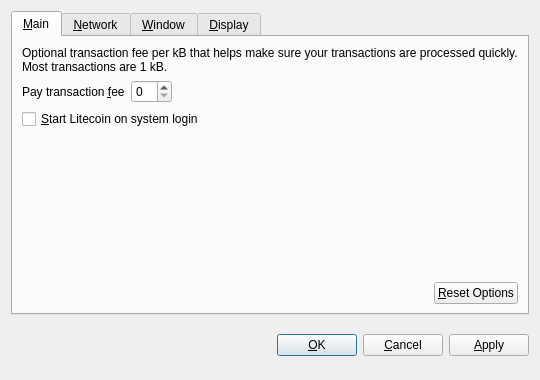
This is src/qt/forms/optionsdialog.ui in FredKSchott/fredcoin as Qt 5 draws it before an edit. The edited form follows.
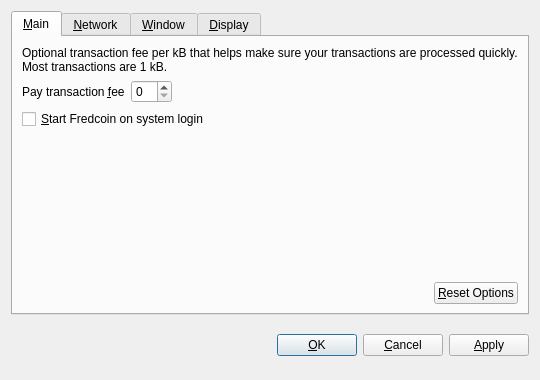
This is the edited form. Custom widgets are drawn as their Qt base class.

Diff of the .ui file:
```diff
--- a/src/qt/forms/optionsdialog.ui
+++ b/src/qt/forms/optionsdialog.ui
@@ -82,7 +82,7 @@
           <string>Automatically start Litecoin after logging in to the system.</string>
          </property>
          <property name="text">
-          <string>&amp;Start Litecoin on system login</string>
+          <string>&amp;Start Fredcoin on system login</string>
          </property>
         </widget>
        </item>
```
Left out of the diff: 10 changed lines with no effect on the pictures.
